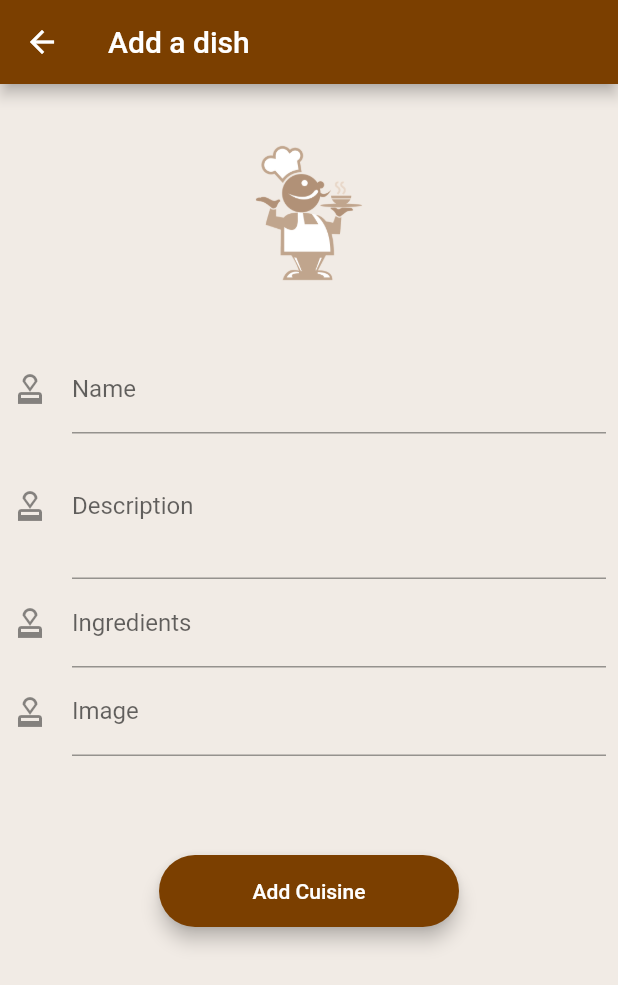
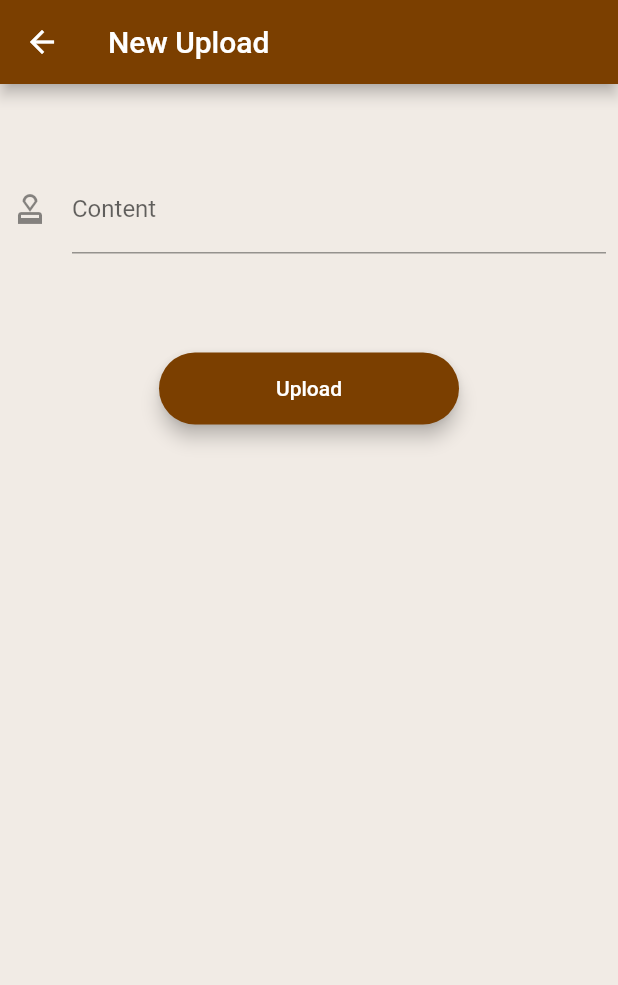
Before and after one commit to RanchaoO/at_krypto_spike_2, a Flutter app: the DishScreen screen opened by its route, on a phone screen of 412 x 824 dp. Shown: the top 985 px of the screen. Run offline on Flutter 3.47's test engine with Material 2 defaults, Android fonts, the phone set to English and light mode, and no system bars; our stand-ins replace hex; missing offline and left inert: at_client, at_client_mobile, at_commons, at_demo_data, at_onboarding_flutter, at_server_status and 1 more.

Commit message:
update files, can upload stuff on the blockchain, working on adding new atsign and add it onto the blockchain as a new block

```diff
--- a/lib/blockchain/blockchain.dart
+++ b/lib/blockchain/blockchain.dart
@@ -13,10 +13,10 @@ class Blockchain {
       : _chain = [],
         _currentUploaded = [] {
     // create genesis block
-    newBlock(100, "1");
+    newBlock("1");
   }
 
-  Block newBlock(int proof, String previousHash) {
+  Block newBlock(String previousHash) {
     if (previousHash == null) {
       previousHash = hash(_chain.last);
     }
@@ -27,7 +27,6 @@ class Blockchain {
       _currentUploaded,
       previousHash,
     );
-
 
     _chain.add(block);
 
--- a/lib/components/dish_widget.dart
+++ b/lib/components/dish_widget.dart
@@ -2,18 +2,18 @@ import 'package:chefcookbook/screens/dish_page.dart';
 import 'package:flutter/cupertino.dart';
 import 'package:flutter/material.dart';
 
-class DishWidget extends StatelessWidget {
-  final String? title;
-  final String? ingredients;
-  final String? description;
-  final String? imageURL;
+class UploadWidget extends StatelessWidget {
+  final String? content;
+  // final String? ingredients;
+  // final String? description;
+  // final String? imageURL;
   final String? prevScreen;
 
-  DishWidget({
-    @required this.title,
-    @required this.ingredients,
-    @required this.description,
-    @required this.imageURL,
+  UploadWidget({
+    @required this.content,
+    // @required this.ingredients,
+    // @required this.description,
+    // @required this.imageURL,
     @required this.prevScreen,
   });
 
@@ -23,23 +23,23 @@ class DishWidget extends StatelessWidget {
       padding: EdgeInsets.all(8.0),
       child: Card(
         child: ListTile(
-          leading: SizedBox(
-            child: this.imageURL == null
-                ? Image.asset('assets/question_mark.png')
-                : Image.network(this.imageURL!),
-            height: 80,
-            width: 80,
+          // leading: SizedBox(
+          //   child: this.imageURL == null
+          //       ? Image.asset('assets/question_mark.png')
+          //       : Image.network(this.imageURL!),
+          //   height: 80,
+          //   width: 80,
+          // ),
+          title: Text(
+            this.content!,
+            style: TextStyle(),
           ),
-          title: Text(
-            this.title!,
-            style: TextStyle(fontWeight: FontWeight.bold),
-          ),
-          subtitle: Text(
-            this.description!.length >= 20
-                ? this.description!.substring(0, 20) + '...'
-                : this.description!.substring(0, this.description!.length),
-            style: TextStyle(color: Colors.grey),
-          ),
+          // subtitle: Text(
+          //   this.description!.length >= 20
+          //       ? this.description!.substring(0, 20) + '...'
+          //       : this.description!.substring(0, this.description!.length),
+          //   style: TextStyle(color: Colors.grey),
+          // ),
           trailing: IconButton(
             icon: Icon(Icons.arrow_forward),
             onPressed: () {
--- a/lib/constants.dart
+++ b/lib/constants.dart
@@ -2,7 +2,7 @@ import 'package:flutter/material.dart';
 
 String root = 'root.atsign.org';
 int rootPort = 64;
-String namespace = 'at_cookbook';
+String namespace = 'at_krypto';
 bool debug = true;
 bool verbose = true;
 String splitter = '@_@';
--- a/lib/screens/add_dish_screen.dart
+++ b/lib/screens/add_dish_screen.dart
@@ -1,3 +1,4 @@
+import 'package:chefcookbook/blockchain/blockchain.dart';
 import 'package:chefcookbook/components/rounded_button.dart';
 import 'package:at_commons/at_commons.dart';
 import 'package:flutter/cupertino.dart';
@@ -9,7 +10,7 @@ import 'package:chefcookbook/service/client_sdk_service.dart';
 class DishScreen extends StatelessWidget {
   static final String id = "add_dish";
   final GlobalKey<FormState> _formKey = new GlobalKey<FormState>();
-  String? _title;
+  String? _content;
   String? _ingredients;
   String? _description;
   String? _imageURL;
@@ -18,7 +19,7 @@ class DishScreen extends StatelessWidget {
   Widget build(BuildContext context) {
     return Scaffold(
       appBar: AppBar(
-        title: Text('Add a dish'),
+        title: Text('New Upload'),
       ),
       body: SafeArea(
         child: SingleChildScrollView(
@@ -34,15 +35,15 @@ class DishScreen extends StatelessWidget {
                       ),
                       Padding(
                         padding: EdgeInsets.all(8.0),
-                        child: Hero(
-                          tag: 'choice chef',
-                          child: SizedBox(
-                            height: 120,
-                            child: Image.asset(
-                              'assets/chef.png',
-                            ),
-                          ),
-                        ),
+                        // child: Hero(
+                        //   tag: 'choice chef',
+                        //   child: SizedBox(
+                        //     height: 120,
+                        //     child: Image.asset(
+                        //       'assets/chef.png',
+                        //     ),
+                        //   ),
+                        // ),
                       ),
                       SizedBox(
                         height: 20,
@@ -50,55 +51,20 @@ class DishScreen extends StatelessWidget {
                       TextFormField(
                         decoration: InputDecoration(
                           icon: Icon(Icons.approval),
-                          hintText: 'Name of the dish',
-                          labelText: 'Name',
+                          hintText: 'Input string',
+                          labelText: 'Content',
                         ),
                         validator: (value) =>
-                            value!.isEmpty ? 'Specify name of the dish' : null,
+                            value!.isEmpty ? 'Empty' : null,
                         onChanged: (value) {
-                          _title = value;
-                        },
-                      ),
-                      TextFormField(
-                        decoration: InputDecoration(
-                          icon: Icon(Icons.approval),
-                          hintText: 'Short description for your dish',
-                          labelText: 'Description',
-                        ),
-                        maxLines: 3,
-                        validator: (value) =>
-                            value!.isEmpty ? 'Provide a description' : null,
-                        onChanged: (value) {
-                          _description = value;
-                        },
-                      ),
-                      TextFormField(
-                        decoration: InputDecoration(
-                          icon: Icon(Icons.approval),
-                          hintText: 'Separate ingredients by commas',
-                          labelText: 'Ingredients',
-                        ),
-                        validator: (value) =>
-                            value!.isEmpty ? 'Add some ingredients' : null,
-                        onChanged: (value) {
-                          _ingredients = value;
-                        },
-                      ),
-                      TextFormField(
-                        decoration: InputDecoration(
-                          icon: Icon(Icons.approval),
-                          hintText: 'Optional: link to an image of the cuisine',
-                          labelText: 'Image',
-                        ),
-                        onChanged: (value) {
-                          _imageURL = value;
+                          _content = value;
                         },
                       ),
                       SizedBox(
                         height: 50,
                       ),
                       RoundedButton(
-                        text: 'Add Cuisine',
+                        text: 'Upload',
                         color: Color(0XFF7B3F00),
                         path: () => _update(context),
                       )
@@ -116,6 +82,13 @@ class DishScreen extends StatelessWidget {
   _update(BuildContext context) async {
     ClientSdkService clientSdkService = ClientSdkService.getInstance();
     String? atSign = clientSdkService.atsign;
+
+    Blockchain blockChain = clientSdkService.getBlockchain();
+    blockChain.newUpload(atSign!, _content!);
+    print("aaaaaaaaaa");
+    print(blockChain.printChain().toString());
+
+
     // If all of the necessary text form fields have been properly
     // populated
     final FormState? form = _formKey.currentState;
@@ -125,25 +98,25 @@ class DishScreen extends StatelessWidget {
       // which is defined as @_@ so when a recipe is shared and received by
       // another secondary server, the at_cookbook app will understand how to
       // distribute the values correctly into their respectful fields
-      String _values = _description! + constant.splitter + _ingredients!;
+      // String _values = _description! + constant.splitter + _ingredients!;
 
       // If the authenticated atsign did not provide an image URL,
       // we automatically add the image with the question mark as
       // an image is required to be passed through
-      if (_imageURL != null) {
-        _values += constant.splitter + _imageURL!;
-      }
+      // if (_imageURL != null) {
+      //   _values += constant.splitter + _imageURL!;
+      // }
 
       // Instantiating an AtKey object and specifying its attributes with the
       // recipe title and the atsign that created it
       AtKey atKey = AtKey();
-      atKey.key = _title;
+      atKey.key = _content;
       atKey.sharedWith = atSign;
 
       // Utilizing the put method to take the AtKey object and its values
       // and 'put' it on the secondary server of the authenticated atsign
       // (the atsign currently logged in)
-      await clientSdkService.put(atKey, _values);
+      await clientSdkService.put(atKey, _content!);
 
       // This will take the authenticated atsign from the add_dish page back
       // to the home screen
--- a/lib/screens/share_screen.dart
+++ b/lib/screens/share_screen.dart
@@ -7,7 +7,7 @@ import '../service/client_sdk_service.dart';
 
 class ShareScreen extends StatefulWidget {
   static final String id = 'share';
-  final DishWidget? dishWidget;
+  final UploadWidget? dishWidget;
 
   ShareScreen({@required this.dishWidget});
 
@@ -90,7 +90,7 @@ class _ShareScreenState extends State<ShareScreen> {
       AtKey lookup = AtKey()
         // Specifying the attributes of lookup, such as the title
         // of the recipe and the atsign we are authenticated in as
-        ..key = widget.dishWidget!.title
+        ..key = widget.dishWidget!.content
         ..sharedWith = atSign;
 
       // getting the values of the recipe as a string to
@@ -108,7 +108,7 @@ class _ShareScreenState extends State<ShareScreen> {
         // Specifying the attributes of the AtKey object, such as the title of the
         // recipe, the metadata value we defined earlier, the atsign that will be
         // sending the recipe, and which atsign will be receiving the recipe
-        ..key = widget.dishWidget!.title
+        ..key = widget.dishWidget!.content
         ..metadata = metadata
         ..sharedBy = atSign
         ..sharedWith = _otherAtSign;
--- a/lib/service/client_sdk_service.dart
+++ b/lib/service/client_sdk_service.dart
@@ -8,10 +8,26 @@ import 'package:at_commons/at_commons.dart';
 import '../utils/constants.dart' as conf;
 // import 'package:at_client/src/util/encryption_util.dart';
 
+import '../blockchain/block.dart';
+import '../blockchain/blockchain.dart';
+import '../blockchain/uploads.dart';
+
 class ClientSdkService {
   static final ClientSdkService _singleton = ClientSdkService._internal();
 
+  static List<Blockchain> blockchains = [];
+  static Blockchain blockchain = new Blockchain();
+
   ClientSdkService._internal();
+
+  // addBlock(){
+  //   blockchain.newBlock();
+  // }
+  //
+
+  getBlockchain(){
+    return blockchain;
+  }
 
   factory ClientSdkService.getInstance() {
     return _singleton;
```
Also changed, not shown: lib/screens/dish_page.dart (+29 -29 lines), lib/screens/home_screen.dart (+36 -20 lines), lib/screens/other_screen.dart (+8 -8 lines).
